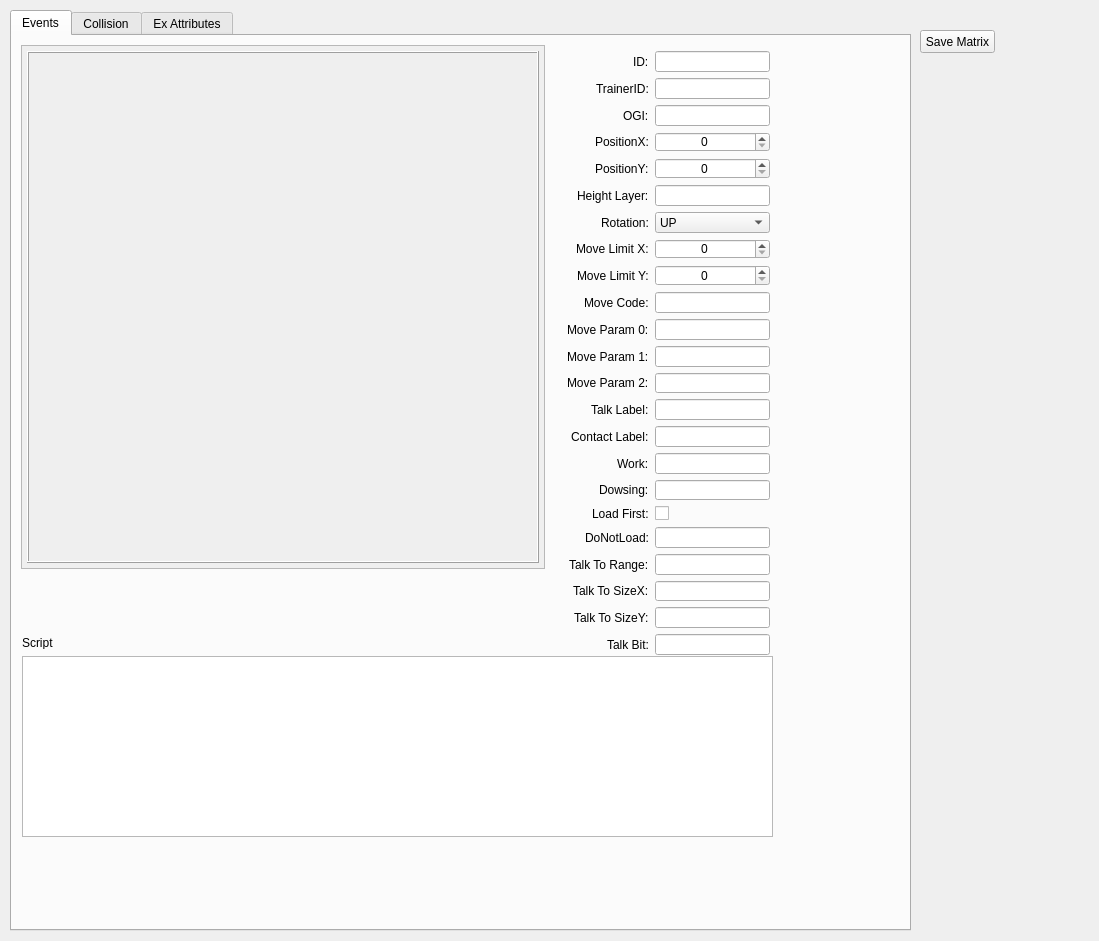
Before: the Qt Designer form collision.ui in ycdevbdsp/sinnoh, drawn with Qt 5.
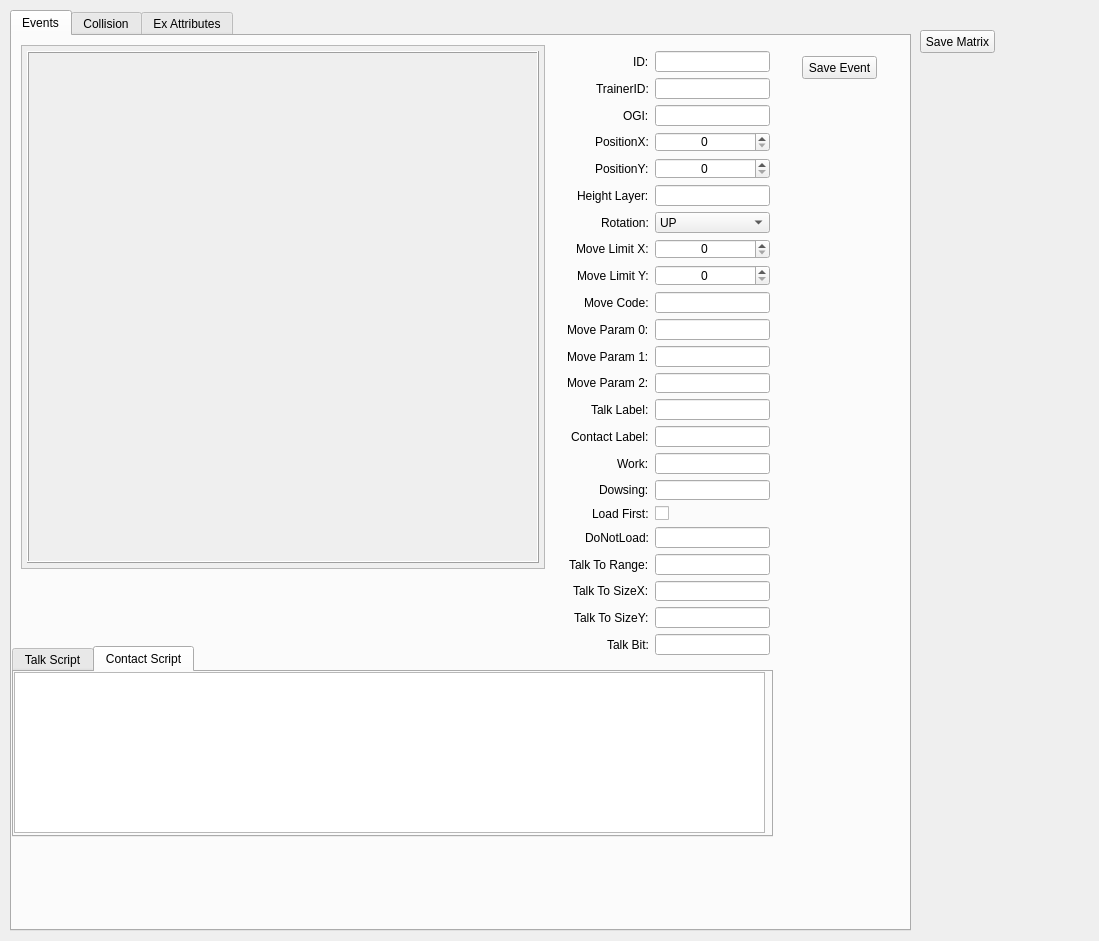
After: the same form once the commit is applied. Custom widgets are drawn as their Qt base class.

```diff
--- a/collision.ui
+++ b/collision.ui
@@ -421,27 +421,66 @@
       </item>
      </layout>
     </widget>
-    <widget class="QPlainTextEdit" name="uiEventsScript">
+    <widget class="QTabWidget" name="tabWidget_2">
      <property name="geometry">
       <rect>
-       <x>10</x>
-       <y>620</y>
-       <width>751</width>
-       <height>181</height>
+       <x>0</x>
+       <y>610</y>
+       <width>761</width>
+       <height>191</height>
       </rect>
      </property>
+     <property name="currentIndex">
+      <number>1</number>
+     </property>
+     <widget class="QWidget" name="tab">
+      <attribute name="title">
+       <string>Talk Script</string>
+      </attribute>
+      <widget class="QPlainTextEdit" name="uiEventsScript">
+       <property name="geometry">
+        <rect>
+         <x>0</x>
+         <y>0</y>
+         <width>751</width>
+         <height>161</height>
+        </rect>
+       </property>
+       <property name="readOnly">
+        <bool>true</bool>
+       </property>
+      </widget>
+     </widget>
+     <widget class="QWidget" name="tab_2">
+      <attribute name="title">
+       <string>Contact Script</string>
+      </attribute>
+      <widget class="QPlainTextEdit" name="uiEventsScriptContact">
+       <property name="geometry">
+        <rect>
+         <x>0</x>
+         <y>0</y>
+         <width>751</width>
+         <height>161</height>
+        </rect>
+       </property>
+       <property name="readOnly">
+        <bool>true</bool>
+       </property>
+      </widget>
+     </widget>
     </widget>
-    <widget class="QLabel" name="label_3">
+    <widget class="QPushButton" name="btnSaveEvent">
      <property name="geometry">
       <rect>
-       <x>10</x>
-       <y>600</y>
-       <width>47</width>
-       <height>13</height>
+       <x>790</x>
+       <y>20</y>
+       <width>75</width>
+       <height>23</height>
       </rect>
      </property>
      <property name="text">
-      <string>Script</string>
+      <string>Save Event</string>
      </property>
     </widget>
    </widget>
```
